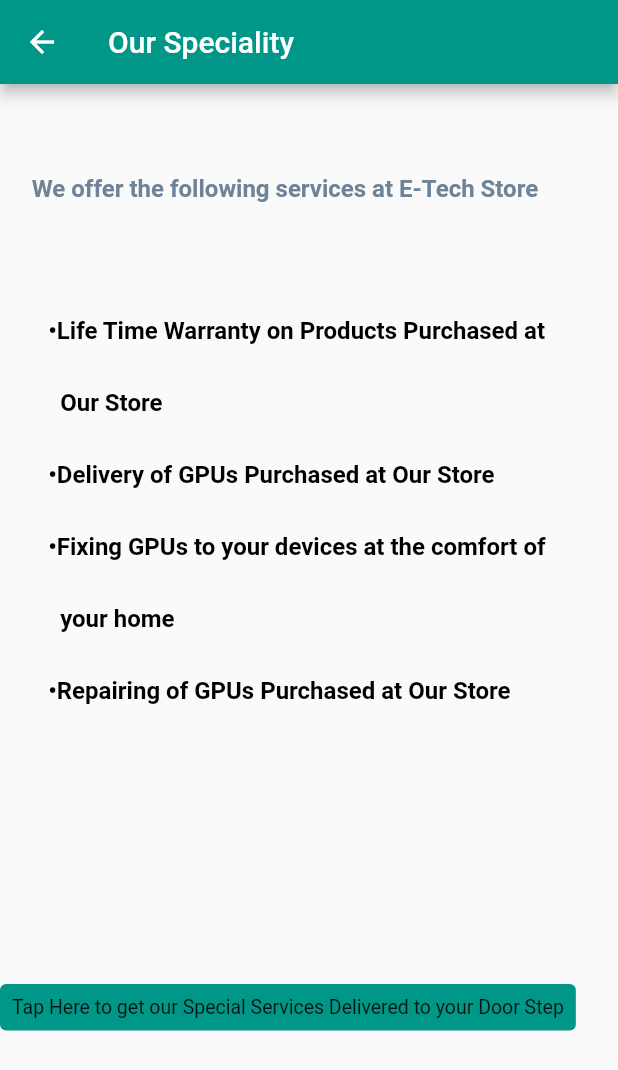
After one commit to Paradox2405/etechapp, a Flutter app: the Services screen opened directly, on a phone screen of 412 x 824 dp. The commit adds this screen. Shown: the top 1070 px of the screen. Run offline on Flutter 3.47's test engine with Material 2 defaults, Android fonts, the phone set to English and light mode, and no system bars; our stand-ins replace cloud_firestore, firebase_auth, firebase_storage, flutter_rating_bar, fluttertoast, google_maps_flutter and 4 more; missing offline and left inert: contactus, flutter_awesome_alert_box, grouped_buttons, headup_loading, http_auth, social_share; accounts and stored records are empty.

Commit message:
Finalized Changes added

```diff
--- a/lib/UI/Initial.dart
+++ b/lib/UI/Initial.dart
@@ -1,17 +1,16 @@
 import 'package:cloud_firestore/cloud_firestore.dart';
-import 'package:contactus/contactus.dart';
 import 'package:etechapp/Gpus/AmdGpu.dart';
 import 'package:etechapp/Gpus/NvidiaGpu.dart';
-import 'package:etechapp/UI/MapLocation.dart';
-import 'package:firebase_auth/firebase_auth.dart';
-import 'package:firebase_storage/firebase_storage.dart';
-import 'package:flutter/material.dart';
 import 'package:etechapp/UI/Account.dart';
 import 'package:etechapp/UI/CheckOut.dart';
+import 'package:etechapp/UI/MapLocation.dart';
 import 'package:etechapp/UI/OrderList.dart';
 import 'package:etechapp/UI/OrderObj.dart';
-import 'package:etechapp/model/DataBase.dart';
+import 'package:etechapp/UI/OurServices.dart';
+import 'package:firebase_auth/firebase_auth.dart';
+import 'package:flutter/material.dart';
 import 'package:fluttertoast/fluttertoast.dart';
+
 import 'ContactUs.dart';
 
 
@@ -157,10 +156,10 @@
             ListTile(
               leading: Icon(Icons.public, color:Colors.teal,),
               title: Text('Our Services'),
-              //onTap: () {
-              //  Navigator.push(context,
-                    //MaterialPageRoute(builder: (context) => ProfilePage()));
-             // },
+              onTap: () {
+                Navigator.push(context,
+                    MaterialPageRoute(builder: (context) => Services()));
+              },
             ),
             ListTile(
               leading: Icon(Icons.phone, color: Colors.teal,),
--- /dev/null
+++ b/lib/UI/OurServices.dart
@@ -0,0 +1,96 @@
+import 'package:flutter/cupertino.dart';
+import 'package:flutter/material.dart';
+
+class Services extends StatefulWidget {
+  @override
+
+
+
+  _ServicesState createState() => _ServicesState();
+}
+
+class _ServicesState extends State<Services> {
+
+
+  var description =
+  Container(child: Text(
+    "We offer the following services at E-Tech Store ",
+    textAlign: TextAlign.justify,
+    style: TextStyle(fontWeight: FontWeight.bold,fontSize: 16 ,height: 2, color: Color(0xFF6F8398),),
+
+
+  ),
+      padding: EdgeInsets.all(0)
+  );
+
+  var bullets=
+      Container(child: Text(
+        '''
+   •Life Time Warranty on Products Purchased at
+     Our Store
+   •Delivery of GPUs Purchased at Our Store
+   •Fixing GPUs to your devices at the comfort of
+     your home
+   •Repairing of GPUs Purchased at Our Store''',
+        maxLines: 20,
+        textAlign: TextAlign.justify,
+        style: TextStyle(fontWeight: FontWeight.bold,fontSize: 16,height: 3,color: CupertinoColors.black),
+
+      ),
+          padding: EdgeInsets.all(0)
+      );
+
+  @override
+  Widget build(BuildContext context) {
+    return Scaffold(
+      appBar: AppBar(backgroundColor: Colors.teal,
+        title: Text('Our Speciality'),
+      ),
+
+      body: SafeArea(
+        child: Column(
+          children: <Widget>[
+            SizedBox(
+              height: 50,
+            ),
+
+           // Image.asset(name)
+            description,
+            SizedBox(
+              height: 50,
+            ),
+            bullets,
+            SizedBox(
+              height: 180,
+            ),
+
+
+
+            GestureDetector(
+              child: Container(
+                child: Text('Tap Here to get our Special Services Delivered to your Door Step',
+                  style: TextStyle(fontSize: 13),),
+
+                padding: EdgeInsets.only(
+                    top: 8, bottom: 8, right: 8, left: 8),
+                decoration: BoxDecoration(
+                  color: Colors.teal,
+                  borderRadius: BorderRadius.all(
+                      Radius.circular(4)),
+
+                ),
+
+              ),
+            ),
+
+          ],
+
+
+        ),
+      ),
+
+
+
+    );
+  }
+}
```
